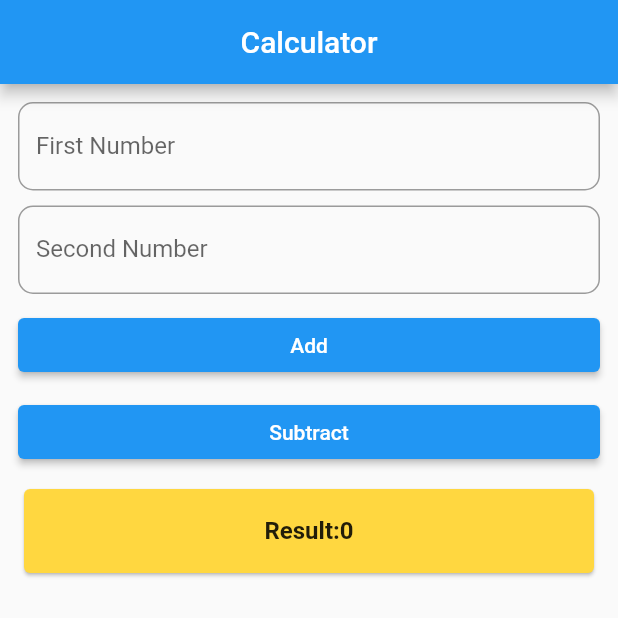
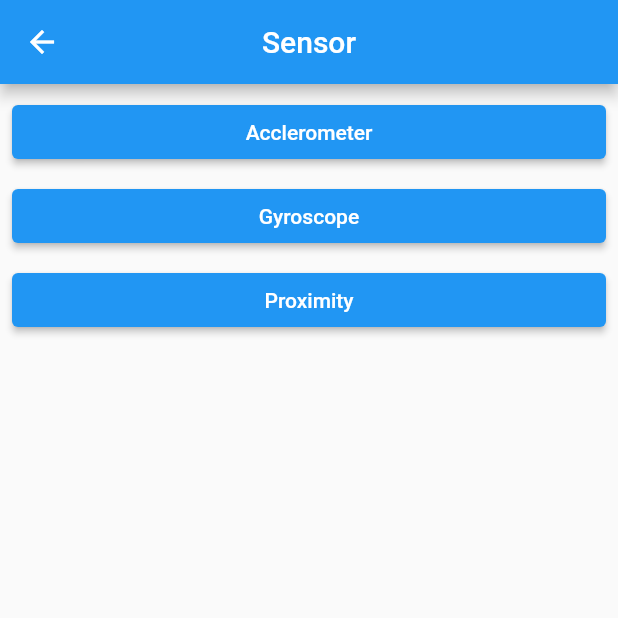
Before and after one commit to MILANydv/flutter-Testing, a Flutter app: the screen it shows after launch, on a phone screen of 412 x 824 dp, the top half of it. Run offline on Flutter 3.47's test engine with Material 2 defaults, Android fonts, the phone set to English and light mode, and no system bars; missing offline and left inert: all_sensors2.

Commit message:
sensors implemented

```diff
--- a/lib/main.dart
+++ b/lib/main.dart
@@ -1,11 +1,23 @@
-import 'package:flutter/Material.dart';
 import 'package:flutter/material.dart';
+import 'package:testing/second_screen.dart';
+import 'package:testing/sensor/acclerometer.dart';
+import 'package:testing/sensor/gyroscope.dart';
+import 'package:testing/sensor/proximity.dart';
+import 'package:testing/sensor_screen.dart';
 
 void main() {
   runApp(
-    const MaterialApp(
+    MaterialApp(
       debugShowCheckedModeBanner: false,
-      home: Calculator(),
+      initialRoute: '/sensor',
+      routes: {
+        '/': (context) => const Calculator(),
+        '/second': (context) => const SecondScreen(),
+        '/sensor': (context) => const SensorScreen(),
+        '/acclerometer': (context) => const Acclerometer(),
+        '/gyroscope': (context) => const Gyroscope(),
+        '/proximity': (context) => const Proximity(),
+      },
     ),
   );
 }
@@ -53,6 +65,7 @@ class _CalculatorState extends State<Calculator> {
           child: Column(
             children: <Widget>[
               TextFormField(
+                  key: const ValueKey('firstNumber'),
                   controller: _firstNumber,
                   keyboardType: TextInputType.number,
                   decoration: const InputDecoration(
@@ -65,6 +78,7 @@ class _CalculatorState extends State<Calculator> {
                 height: 10,
               ),
               TextFormField(
+                key: const ValueKey('secondNumber'),
                 controller: _secondNumber,
                 keyboardType: TextInputType.number,
                 decoration: const InputDecoration(
@@ -80,8 +94,10 @@ class _CalculatorState extends State<Calculator> {
               SizedBox(
                 width: double.infinity,
                 child: ElevatedButton(
+                  key: const ValueKey('addBtn'),
                   onPressed: () {
                     add();
+                    Navigator.pushNamed(context, '/second', arguments: result);
                   },
                   child: const Text('Add'),
                 ),
@@ -92,6 +108,7 @@ class _CalculatorState extends State<Calculator> {
               SizedBox(
                 width: double.infinity,
                 child: ElevatedButton(
+                  key: const ValueKey('subtractBtn'),
                   onPressed: () {
                     subtract();
                   },
@@ -101,17 +118,17 @@ class _CalculatorState extends State<Calculator> {
               const SizedBox(
                 height: 10,
               ),
-              Card(
-                color: Colors.amberAccent,
-                child: ListTile(
-                  shape: const RoundedRectangleBorder(
-                    borderRadius: BorderRadius.all(Radius.circular(10)),
-                  ),
-                  title: Text('Result:$result ',
-                      style: const TextStyle(fontWeight: FontWeight.bold),
-                      textAlign: TextAlign.center),
-                ),
-              ),
+              // Card(
+              //   color: Colors.amberAccent,
+              //   child: ListTile(
+              //     shape: const RoundedRectangleBorder(
+              //       borderRadius: BorderRadius.all(Radius.circular(10)),
+              //     ),
+              //     title: Text('Result:$result',
+              //         style: const TextStyle(fontWeight: FontWeight.bold),
+              //         textAlign: TextAlign.center),
+              //   ),
+              // ),
             ],
           ),
         ),
--- /dev/null
+++ b/lib/sensor_screen.dart
@@ -0,0 +1,58 @@
+import 'package:flutter/material.dart';
+
+class SensorScreen extends StatefulWidget {
+  const SensorScreen({Key? key}) : super(key: key);
+
+  @override
+  State<SensorScreen> createState() => _SensorScreenState();
+}
+
+class _SensorScreenState extends State<SensorScreen> {
+  @override
+  Widget build(BuildContext context) {
+    return Scaffold(
+      appBar: AppBar(
+        title: const Text('Sensor'),
+        centerTitle: true,
+      ),
+      body: Center(
+        child: Padding(
+          padding: const EdgeInsets.all(8.0),
+          child: Column(
+            children: [
+              SizedBox(
+                width: double.infinity,
+                child: ElevatedButton(
+                  onPressed: () {
+                    Navigator.pushNamed(context, '/acclerometer');
+                  },
+                  child: const Text('Acclerometer'),
+                ),
+              ),
+              const SizedBox(height: 8),
+              SizedBox(
+                width: double.infinity,
+                child: ElevatedButton(
+                  onPressed: () {
+                    Navigator.pushNamed(context, '/gyroscope');
+                  },
+                  child: const Text('Gyroscope'),
+                ),
+              ),
+              const SizedBox(height: 8),
+              SizedBox(
+                width: double.infinity,
+                child: ElevatedButton(
+                  onPressed: () {
+                    Navigator.pushNamed(context, '/proximity');
+                  },
+                  child: const Text('Proximity'),
+                ),
+              ),
+            ],
+          ),
+        ),
+      ),
+    );
+  }
+}
```
Also changed, not shown: lib/second_screen.dart (added, +25 -0 lines), lib/sensor/acclerometer.dart (added, +53 -0 lines), lib/sensor/gyroscope.dart (added, +52 -0 lines), lib/sensor/proximity.dart (added, +50 -0 lines), pubspec.yaml (+4 -3 lines), pubspec.lock, 2 other files.
